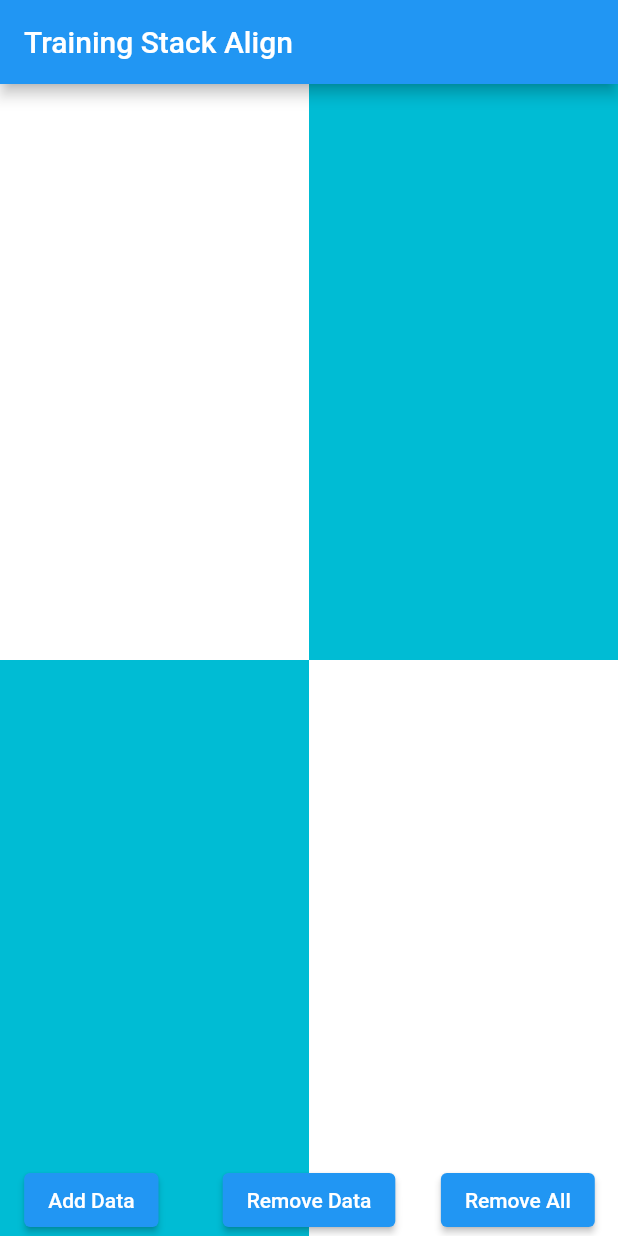
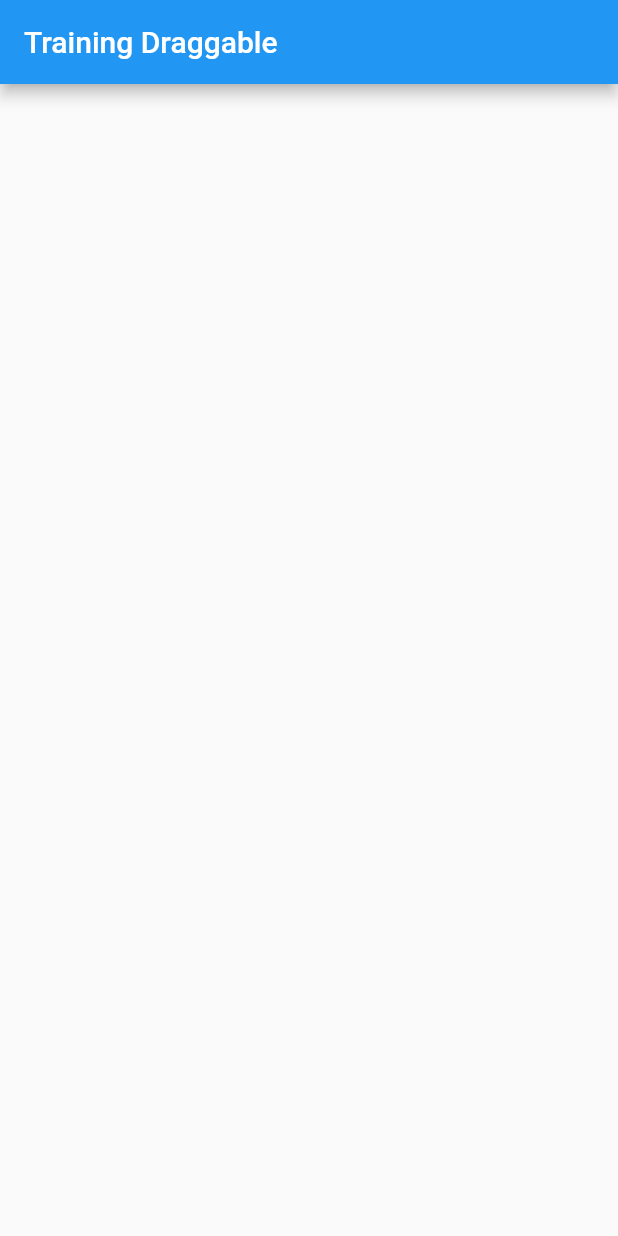
Before and after one commit to MamankIrfa/Learn-Flutter, a Flutter app: the screen it shows after launch, on a phone screen of 412 x 824 dp. Run offline on Flutter 3.47's test engine with Material 2 defaults, Android fonts, the phone set to English and light mode, and no system bars.

Commit message:
new learning

```diff
--- a/lib/main.dart
+++ b/lib/main.dart
@@ -12,100 +12,14 @@ class MyApp extends StatefulWidget {
 }
 
 class _MyAppState extends State<MyApp> {
-  List<Widget> widgets = [];
-  int counter = 0;
-
-  void addButton() {
-    setState(() {
-      widgets.add(Text(
-        'Ini adalah berupa data ke-$counter',
-        style: const TextStyle(
-            color: Color.fromARGB(255, 91, 249, 18),
-            fontFamily: 'Itim',
-            fontStyle: FontStyle.italic,
-            fontSize: 27),
-      ));
-      counter++;
-    });
-  }
-
-  void removeButton() {
-    setState(() {
-      widgets.removeLast();
-      counter--;
-    });
-  }
-
   @override
   Widget build(BuildContext context) {
     return MaterialApp(
       home: Scaffold(
         appBar: AppBar(
-          title: const Text(
-            'Training Stack Align',
-          ),
+          title: Text('Training Draggable'),
         ),
-        body: Stack(children: <Widget>[
-          Column(
-            children: <Widget>[
-              Flexible(
-                  flex: 1,
-                  child: Row(
-                    children: [
-                      Flexible(
-                          child: Container(
-                        color: Colors.white,
-                      )),
-                      Flexible(
-                          child: Container(
-                        color: Colors.cyan,
-                      )),
-                    ],
-                  )),
-              Flexible(
-                  flex: 1,
-                  child: Row(
-                    children: [
-                      Flexible(
-                          child: Container(
-                        color: Colors.cyan,
-                      )),
-                      Flexible(
-                          child: Container(
-                        color: Colors.white,
-                      )),
-                    ],
-                  )),
-            ],
-          ),
-          ListView(
-            children: <Widget>[
-              Column(
-                mainAxisAlignment: MainAxisAlignment.center,
-                children: widgets,
-              )
-            ],
-          ),
-          Align(
-              alignment: const AlignmentDirectional(-0.9, 1),
-              child: ElevatedButton(
-                  onPressed: addButton, child: const Text('Add Data'))),
-          // ignore: prefer_const_constructors
-          Align(
-              alignment: Alignment.bottomCenter,
-              child: ElevatedButton(
-                  onPressed: removeButton, child: const Text('Remove Data'))),
-          Align(
-              alignment: const AlignmentDirectional(0.9, 1),
-              child: ElevatedButton(
-                  onPressed: () {
-                    setState(() {
-                      widgets = [];
-                      counter = 0;
-                    });
-                  },
-                  child: const Text('Remove All'))),
-        ]),
+        body: Column(children: <Widget>[]),
       ),
     );
   }
--- a/pubspec.yaml
+++ b/pubspec.yaml
@@ -57,8 +57,8 @@ flutter:
   uses-material-design: true
 
   # To add assets to your application, add an assets section, like this:
-  # assets:
-  #   - images/a_dot_burr.jpeg
+  assets:
+    - images/tank.png
   #   - images/a_dot_ham.jpeg
 
   # An image asset can refer to one or more resolution-specific "variants", see
```
Also changed, not shown: lib/tutorial/images_widget.dart (added, +48 -0 lines), images/tank.png (added).
